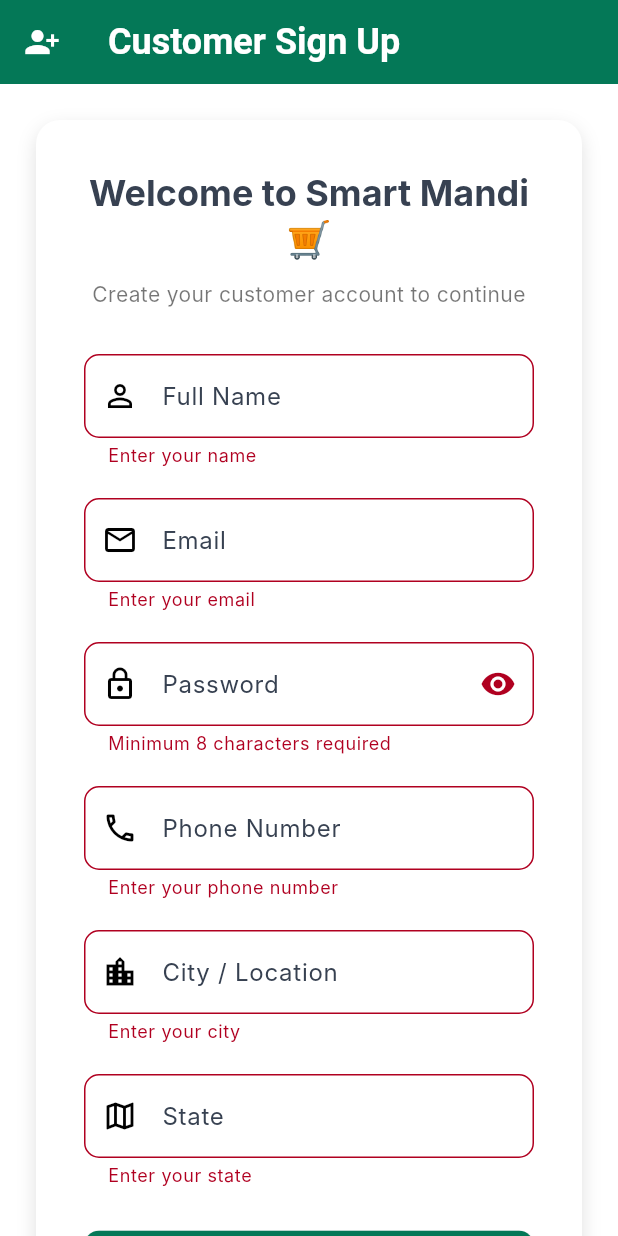
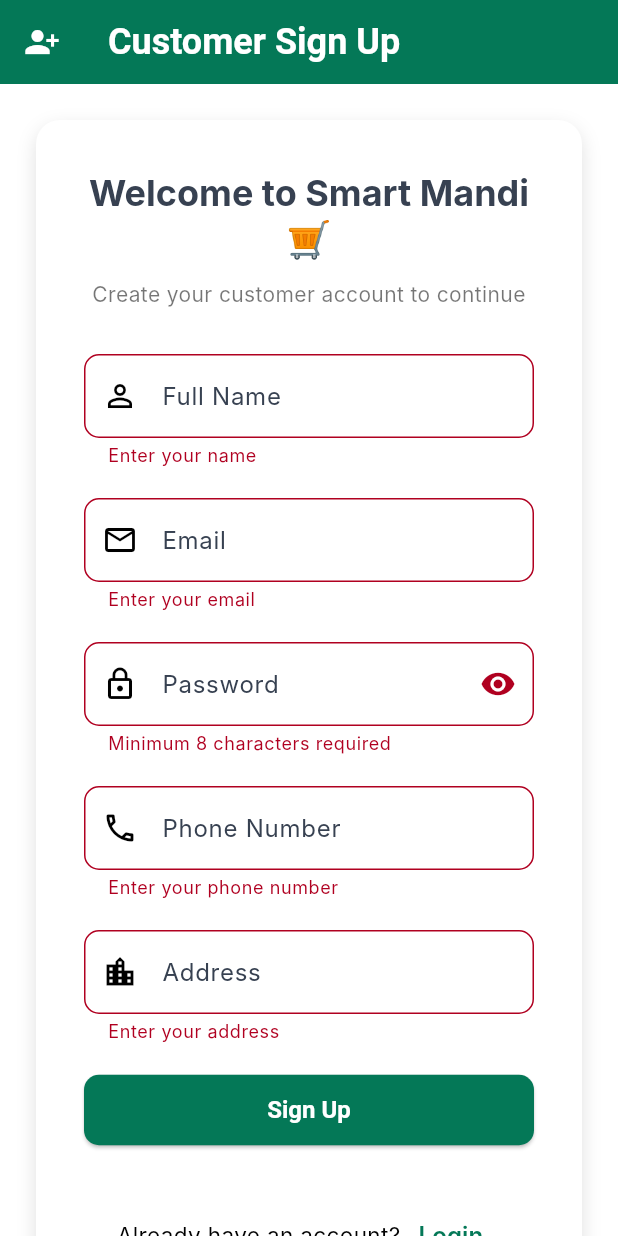
Before and after one commit to omkarbhanji/Smart-Mandi, a Flutter app: the Signup screen opened directly, after a tap on "Sign Up", on a phone screen of 412 x 824 dp. Run offline on Flutter 3.47's test engine with Material 3 defaults, Android fonts, the phone set to English and light mode, and no system bars; our stand-ins replace flutter_dotenv, shared_preferences; accounts and stored records are empty; Roboto replaces fonts that are missing (Inter).

Commit message:
ui updated

```diff
--- a/frontend_customer/lib/screens/signup.dart
+++ b/frontend_customer/lib/screens/signup.dart
@@ -23,8 +23,7 @@ class _SignupState extends State<Signup> {
   final _emailController = TextEditingController();
   final _passwordController = TextEditingController();
   final _phoneController = TextEditingController();
-  final _locationController = TextEditingController();
-  final _stateController = TextEditingController();
+  final _addressController = TextEditingController();
 
   final String _selectedRole = 'customer';
 
@@ -34,8 +33,7 @@ class _SignupState extends State<Signup> {
     _emailController.dispose();
     _passwordController.dispose();
     _phoneController.dispose();
-    _locationController.dispose();
-    _stateController.dispose();
+    _addressController.dispose();
     super.dispose();
   }
 
@@ -54,10 +52,7 @@ class _SignupState extends State<Signup> {
       "password": _passwordController.text.trim(),
       "phone": _phoneController.text.trim(),
       "role": _selectedRole,
-      "location": _locationController.text.trim(),
-      "state": _stateController.text.trim(),
-      "latitude": 18.5204, // example
-      "longitude": 73.8567, // example
+      "address": _addressController.text.trim()
     };
 
     final url = Uri.parse("${dotenv.env['BACKEND_URL']}/api/users/register");
@@ -212,28 +207,17 @@ class _SignupState extends State<Signup> {
                   ),
                   const SizedBox(height: 20),
 
-                  // 📍 Location
+                  // 📍 Address
                   TextFormField(
-                    controller: _locationController,
+                    controller: _addressController,
                     decoration: const InputDecoration(
                       prefixIcon: Icon(Icons.location_city_outlined),
-                      labelText: "City / Location",
+                      labelText: "Address",
                     ),
-                    validator: (val) => val!.isEmpty ? "Enter your city" : null,
+                    validator: (val) =>
+                        val!.isEmpty ? "Enter your address" : null,
                   ),
                   const SizedBox(height: 20),
-
-                  // 🗺️ State
-                  TextFormField(
-                    controller: _stateController,
-                    decoration: const InputDecoration(
-                      prefixIcon: Icon(Icons.map_outlined),
-                      labelText: "State",
-                    ),
-                    validator: (val) =>
-                        val!.isEmpty ? "Enter your state" : null,
-                  ),
-                  const SizedBox(height: 28),
 
                   // 🟢 Sign Up Button
                   ElevatedButton(
```
